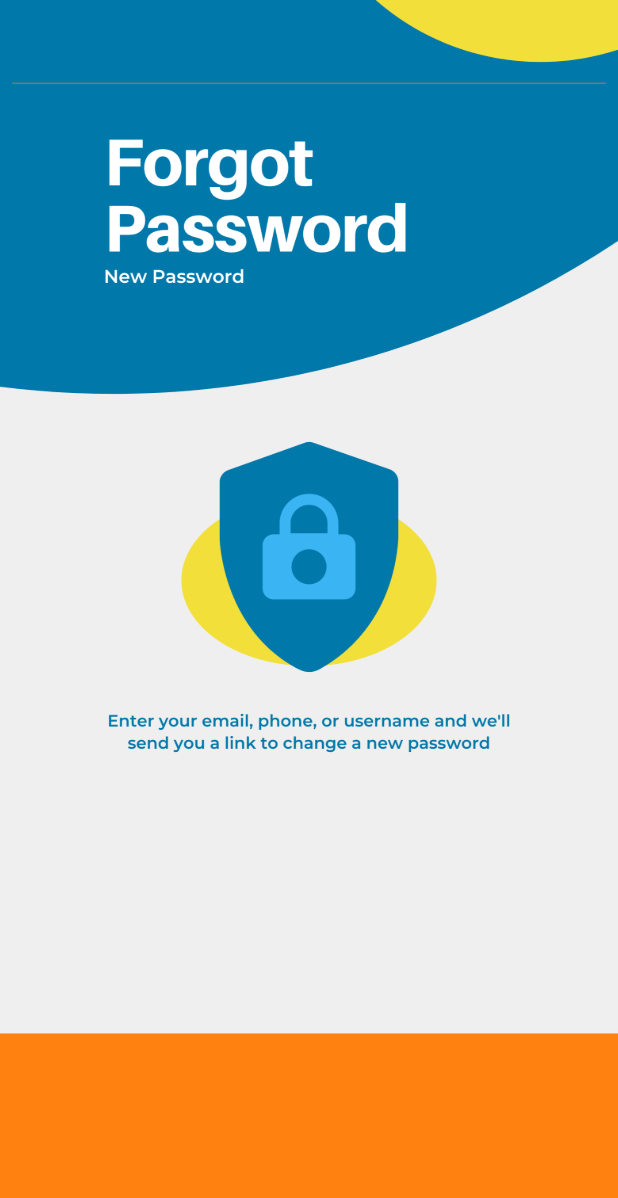
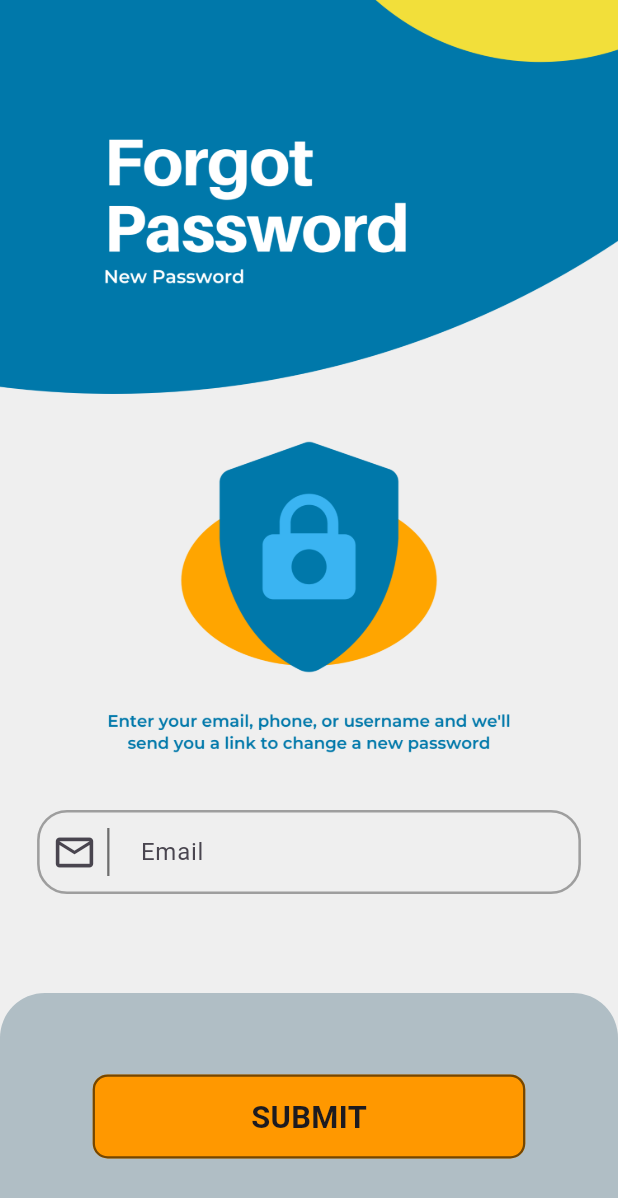
Before and after one commit to Rijan77/flight-tracker, a Flutter app: the Forgotpassword screen opened directly, on a phone screen of 412 x 824 dp. Shown: the top 1198 px of the screen. Run offline on Flutter 3.47's test engine with Material 3 defaults, Android fonts, the phone set to English and light mode, and no system bars.

Commit message:
Forgot Password Page Work done

```diff
--- a/lib/GUI/user_auth/ForgotPassword.dart
+++ b/lib/GUI/user_auth/ForgotPassword.dart
@@ -10,22 +10,91 @@ class Forgotpassword extends StatefulWidget {
 class _ForgotpasswordState extends State<Forgotpassword> {
   @override
   Widget build(BuildContext context) {
+     final screenWidth = MediaQuery.of(context).size.width;
+     final screenHeight = MediaQuery.of(context).size.height;
+
     return Scaffold(
-      body: Stack(
+      body:
+      Stack(
         fit: StackFit.expand,
         children: [
-          Image.asset("lib/Assets/ForgotPassword.png", fit: BoxFit.cover,),
+          Image.asset("lib/Assets/ForgotPassword2.png", fit: BoxFit.cover,),
 
           SingleChildScrollView(
             child: Column(
               children: [
                 Padding(
-                  padding: const EdgeInsets.all(8.0),
-                  child: TextField(
+                  // padding: const EdgeInsets.only(top: 520),
+                  padding: EdgeInsets.symmetric(horizontal: screenWidth * 0.06),
+                  child: Padding(
+                    padding: const EdgeInsets.only(top: 540),
+                    child: TextField(
+                      decoration: InputDecoration(
+                          prefixIcon: const Padding(
+                            padding: EdgeInsets.only(left: 10, right: 10),
+                            child: Row(
+                              mainAxisSize: MainAxisSize.min,
+                              children: [
+                                Icon(Icons.email_outlined, size: 30),
+                                SizedBox(
+                                  height: 32,
+                                  child: VerticalDivider(
+                                    color: Colors.black54,
+                                    thickness: 1.5,
+                                    width: 15,
+                                  ),
+                                )
+                              ],
+                            ),
+                          ),
+                          labelText: "Email",
+                        hintText: "@gmail.com",
+                        enabledBorder: OutlineInputBorder(
+                          borderRadius: BorderRadius.circular(20),
+                          borderSide: BorderSide(width: 1.7, color: Colors.grey, )
 
+                        ),
+                        focusedBorder: OutlineInputBorder(
+                          borderRadius: BorderRadius.circular(20),
+                          borderSide: const BorderSide(color: Colors.black87, width: 2),
+                        )
+
+                      ),
+
+                    ),
                   ),
+                ),
+
+                SizedBox(height: screenHeight * 0.08,)
+            ,
+                Container(
+                  width: double.infinity,
+                  height: screenHeight * 0.2,
+                  decoration: BoxDecoration(
+                    color: Colors.blueGrey.shade200,
+                    borderRadius: BorderRadius.only(topRight: Radius.circular(30), topLeft: Radius.circular(30) )
+                  ),
+                  child: Center(
+                    child:
+                    FractionallySizedBox(
+                      widthFactor: 0.7,
+                      heightFactor: 0.34,
+                      child: Container(
+                        decoration: BoxDecoration(
+                          color: Colors.orange,
+                          borderRadius: BorderRadius.circular(10),
+                          border: Border.all(color: Colors.black54, width: 1.5),
+                        ),
+                        child: Center(child: Text("SUBMIT", style: TextStyle(
+                          fontSize: screenHeight * 0.025,
+                          fontWeight: FontWeight.w600,),)),
+                      ),
+                    ),
+                  ),
+
                 )
               ],
+
             ),
           )
         ],
--- a/lib/GUI/user_auth/Login_Page.dart
+++ b/lib/GUI/user_auth/Login_Page.dart
@@ -1,4 +1,6 @@
+import 'package:flight_app/GUI/user_auth/ForgotPassword.dart';
 import 'package:flutter/material.dart';
+import '../Home.dart';
 import 'RegistrationPage.dart';
 
 class LoginPage extends StatefulWidget {
@@ -148,7 +150,9 @@ class _LoginPageState extends State<LoginPage> {
                     Padding(
                       padding: const EdgeInsets.only(left: 200, top: 10),
                       child: InkWell(
-                        onTap: (){},
+                        onTap: (){
+                          Navigator.push(context, MaterialPageRoute(builder: (context)=>Forgotpassword()));
+                        },
                         child: Text("Forgot Password?", style: TextStyle(
                           fontSize: screenHeight * 0.02,
                           fontWeight: FontWeight.w500,
@@ -161,6 +165,11 @@ class _LoginPageState extends State<LoginPage> {
                 SizedBox(height: screenHeight * 0.037),
                 FractionallySizedBox(
                   widthFactor: 0.75,
+                  child: InkWell(
+                    onTap: (){
+                      Navigator.push(context, MaterialPageRoute(builder: (context)=>Home()));
+                    }
+                    ,
                     child: Container(
                       height: screenHeight * 0.065,
                       decoration: BoxDecoration(
@@ -174,6 +183,7 @@ class _LoginPageState extends State<LoginPage> {
                           style: TextStyle(
                             fontSize: screenHeight * 0.025,
                             fontWeight: FontWeight.w600,
+                          ),
                         ),
                       ),
                     ),
@@ -234,7 +244,7 @@ class _LoginPageState extends State<LoginPage> {
                       child: Text(
                         "SIGNUP",
                         style: TextStyle(
-                          color: Colors.yellow,
+                          color: Colors.orange,
                           fontWeight: FontWeight.w700,
                           fontSize: screenHeight * 0.018,
                         ),
--- a/lib/main.dart
+++ b/lib/main.dart
@@ -1,4 +1,5 @@
 import 'package:flutter/material.dart';
+import 'GUI/Splash_Screen.dart';
 import 'GUI/user_auth/ForgotPassword.dart';
 import 'GUI/user_auth/Login_Page.dart';
 
@@ -15,7 +16,7 @@ class MyApp extends StatelessWidget {
   Widget build(BuildContext context) {
     return const MaterialApp(
       debugShowCheckedModeBanner: false,
-      home: Forgotpassword(),
+      home: SplashScreen(),
     );
   }
 }
```
Also changed, not shown: lib/Assets/ForgotPassword2.png (added). Lines whose indentation alone changed are shown as unchanged.
